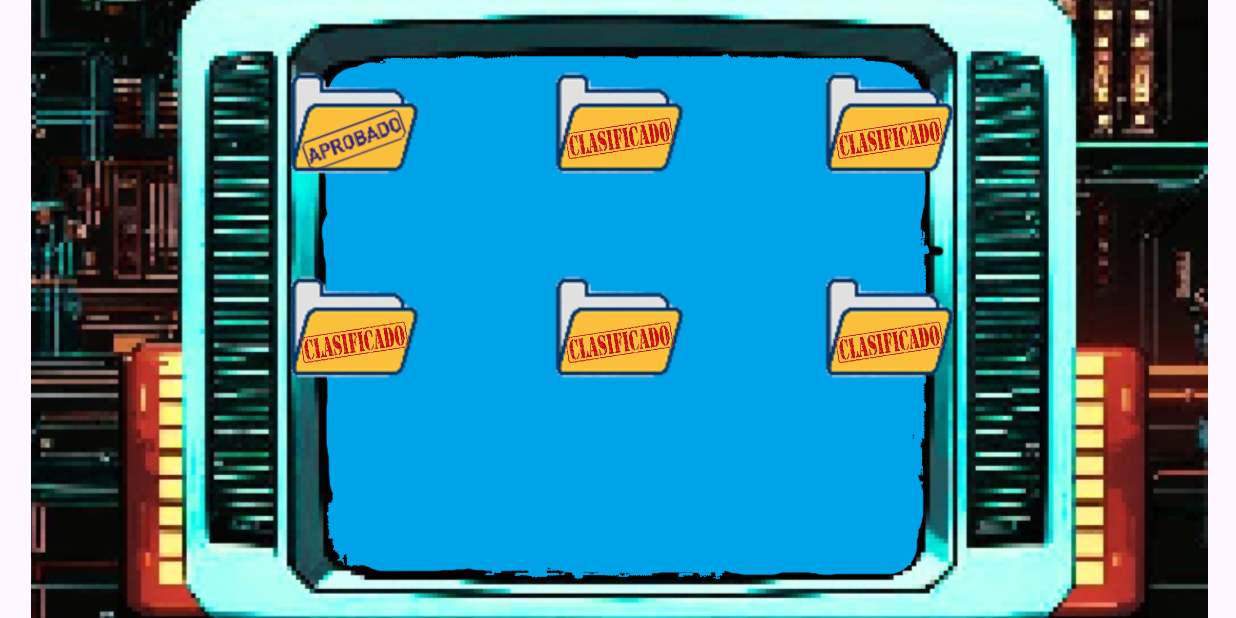
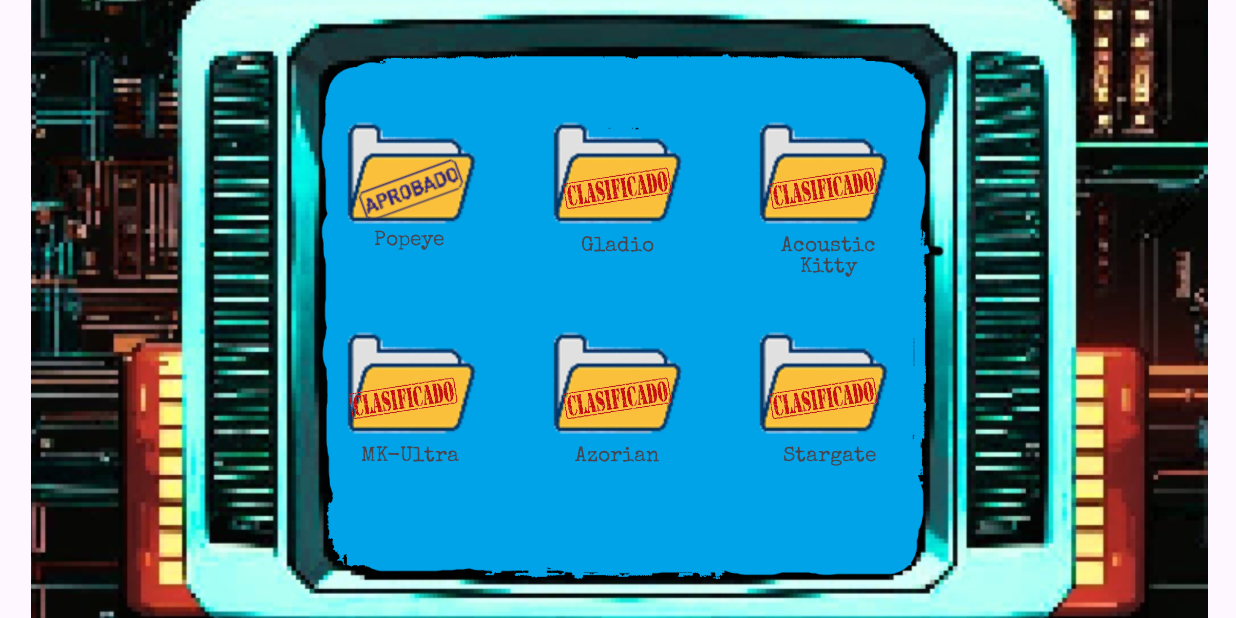
Before and after one commit to Maria7703/Videojuego, an Android app: the SiguienteActivity screen opened directly, with no data from a screen before it, on a phone screen of 824 x 412 dp (held sideways). Run offline under Robolectric (Android 15) with nearby library versions, the phone set to English and light mode, and no system bars.

Commit message:
imagenes de casos, arreglo en carpetas e interfaz de pausa

```diff
--- a/app/src/main/res/layout/adios.xml
+++ b/app/src/main/res/layout/adios.xml
@@ -17,12 +17,23 @@
         app:layout_constraintVertical_bias="0.512"
         app:srcCompat="@drawable/pantalla" />
 
+    <androidx.constraintlayout.widget.ConstraintLayout
+        android:layout_width="394dp"
+        android:layout_height="312dp"
+        app:layout_constraintBottom_toBottomOf="parent"
+        app:layout_constraintEnd_toEndOf="parent"
+        app:layout_constraintHorizontal_bias="0.498"
+        app:layout_constraintStart_toStartOf="parent"
+        app:layout_constraintTop_toTopOf="parent"
+        app:layout_constraintVertical_bias="0.494">
+
+
         <ImageButton
             android:id="@+id/carpeta1"
             android:layout_width="wrap_content"
             android:layout_height="wrap_content"
-        android:layout_marginStart="192dp"
-        android:layout_marginTop="48dp"
+            android:layout_marginStart="16dp"
+            android:layout_marginTop="32dp"
             android:background="@android:color/transparent"
             android:contentDescription="Siguiente"
             android:padding="0dp"
@@ -34,11 +45,12 @@
             android:id="@+id/carpeta2"
             android:layout_width="wrap_content"
             android:layout_height="wrap_content"
-        android:layout_marginTop="48dp"
+            android:layout_marginTop="32dp"
             android:background="@android:color/transparent"
             android:contentDescription="Siguiente"
             android:padding="0dp"
             app:layout_constraintEnd_toEndOf="parent"
+            app:layout_constraintHorizontal_bias="0.501"
             app:layout_constraintStart_toStartOf="parent"
             app:layout_constraintTop_toTopOf="parent"
             app:srcCompat="@drawable/carpetita" />
@@ -47,8 +59,8 @@
             android:id="@+id/carpeta3"
             android:layout_width="wrap_content"
             android:layout_height="wrap_content"
-        android:layout_marginTop="48dp"
-        android:layout_marginEnd="188dp"
+            android:layout_marginTop="32dp"
+            android:layout_marginEnd="16dp"
             android:background="@android:color/transparent"
             android:contentDescription="Siguiente"
             android:padding="0dp"
@@ -60,52 +72,53 @@
             android:id="@+id/carpeta4"
             android:layout_width="wrap_content"
             android:layout_height="wrap_content"
-        android:layout_marginStart="192dp"
-        android:layout_marginTop="68dp"
+            android:layout_marginStart="16dp"
+            android:layout_marginBottom="72dp"
             android:background="@android:color/transparent"
             android:contentDescription="Siguiente"
             android:padding="0dp"
+            app:layout_constraintBottom_toBottomOf="parent"
             app:layout_constraintStart_toStartOf="parent"
-        app:layout_constraintTop_toBottomOf="@+id/carpeta1"
             app:srcCompat="@drawable/carpetita" />
 
         <ImageButton
             android:id="@+id/carpeta5"
             android:layout_width="wrap_content"
             android:layout_height="wrap_content"
-        android:layout_marginTop="184dp"
+            android:layout_marginBottom="72dp"
             android:background="@android:color/transparent"
             android:contentDescription="Siguiente"
             android:padding="0dp"
+            app:layout_constraintBottom_toBottomOf="parent"
             app:layout_constraintEnd_toEndOf="parent"
+            app:layout_constraintHorizontal_bias="0.501"
             app:layout_constraintStart_toStartOf="parent"
-        app:layout_constraintTop_toTopOf="parent"
             app:srcCompat="@drawable/carpetita" />
 
         <ImageButton
             android:id="@+id/carpeta6"
             android:layout_width="wrap_content"
             android:layout_height="wrap_content"
-        android:layout_marginTop="184dp"
-        android:layout_marginEnd="188dp"
+            android:layout_marginEnd="16dp"
+            android:layout_marginBottom="72dp"
             android:background="@android:color/transparent"
             android:contentDescription="Siguiente"
             android:padding="0dp"
+            app:layout_constraintBottom_toBottomOf="parent"
             app:layout_constraintEnd_toEndOf="parent"
-        app:layout_constraintTop_toTopOf="parent"
             app:srcCompat="@drawable/carpetita" />
 
         <ImageView
             android:id="@+id/etiqueta1"
             android:layout_width="77dp"
             android:layout_height="46dp"
+            android:rotation="-20"
             app:layout_constraintBottom_toBottomOf="@+id/carpeta1"
             app:layout_constraintEnd_toEndOf="@+id/carpeta1"
             app:layout_constraintStart_toStartOf="@+id/carpeta1"
             app:layout_constraintTop_toTopOf="@+id/carpeta1"
             app:layout_constraintVertical_bias="1.0"
-        app:srcCompat="@drawable/aprobado"
-        android:rotation="-20"/>
+            app:srcCompat="@drawable/aprobado" />
 
         <ImageView
             android:id="@+id/etiqueta2"
@@ -134,10 +147,7 @@
             android:layout_width="77dp"
             android:layout_height="46dp"
             app:layout_constraintBottom_toBottomOf="@+id/carpeta4"
-        app:layout_constraintEnd_toEndOf="@+id/carpeta4"
             app:layout_constraintStart_toStartOf="@+id/carpeta4"
-        app:layout_constraintTop_toTopOf="@+id/carpeta4"
-        app:layout_constraintVertical_bias="1.0"
             app:srcCompat="@drawable/clasificado" />
 
         <ImageView
@@ -162,4 +172,80 @@
             app:layout_constraintVertical_bias="1.0"
             app:srcCompat="@drawable/clasificado" />
 
+        <TextView
+            android:id="@+id/tituloPopeye"
+            android:layout_width="78dp"
+            android:layout_height="18dp"
+            android:layout_marginStart="20dp"
+            android:fontFamily="@font/special_elite"
+            android:text="Popeye"
+            android:textAlignment="center"
+            app:layout_constraintStart_toStartOf="parent"
+            app:layout_constraintTop_toBottomOf="@+id/carpeta1" />
+
+        <TextView
+            android:id="@+id/tituloGladio"
+            android:layout_width="78dp"
+            android:layout_height="18dp"
+            android:layout_marginTop="4dp"
+            android:fontFamily="@font/special_elite"
+            android:text="Gladio"
+            android:textAlignment="center"
+            app:layout_constraintEnd_toEndOf="parent"
+            app:layout_constraintHorizontal_bias="0.503"
+            app:layout_constraintStart_toStartOf="parent"
+            app:layout_constraintTop_toBottomOf="@+id/carpeta2" />
+
+        <TextView
+            android:id="@+id/tituloAzorian"
+            android:layout_width="78dp"
+            android:layout_height="18dp"
+            android:layout_marginTop="4dp"
+            android:fontFamily="@font/special_elite"
+            android:text="Azorian"
+            android:textAlignment="center"
+            app:layout_constraintEnd_toEndOf="parent"
+            app:layout_constraintHorizontal_bias="0.503"
+            app:layout_constraintStart_toStartOf="parent"
+            app:layout_constraintTop_toBottomOf="@+id/carpeta5" />
+
+        <TextView
+            android:id="@+id/tituloKitty"
+            android:layout_width="72dp"
+            android:layout_height="35dp"
+            android:layout_marginTop="4dp"
+            android:layout_marginEnd="20dp"
+            android:fontFamily="@font/special_elite"
+            android:text="Acoustic Kitty"
+            android:textAlignment="center"
+            app:layout_constraintEnd_toEndOf="parent"
+            app:layout_constraintTop_toBottomOf="@+id/carpeta3" />
+
+        <TextView
+            android:id="@+id/tituloMK"
+            android:layout_width="78dp"
+            android:layout_height="18dp"
+            android:layout_marginStart="20dp"
+            android:layout_marginTop="4dp"
+            android:fontFamily="@font/special_elite"
+            android:text="MK-Ultra"
+            android:textAlignment="center"
+            app:layout_constraintStart_toStartOf="parent"
+            app:layout_constraintTop_toBottomOf="@+id/carpeta4" />
+
+        <TextView
+            android:id="@+id/tituloStargate"
+            android:layout_width="78dp"
+            android:layout_height="18dp"
+            android:layout_marginTop="4dp"
+            android:layout_marginEnd="16dp"
+            android:fontFamily="@font/special_elite"
+            android:text="Stargate"
+            android:textAlignment="center"
+            app:layout_constraintEnd_toEndOf="parent"
+            app:layout_constraintTop_toBottomOf="@+id/carpeta6" />
+
     </androidx.constraintlayout.widget.ConstraintLayout>
+
+
+</androidx.constraintlayout.widget.ConstraintLayout>
--- a/app/src/main/res/layout/demmo.xml
+++ b/app/src/main/res/layout/demmo.xml
@@ -853,7 +853,7 @@
         android:layout_height="match_parent"
         tools:layout_editor_absoluteX="136dp"
         tools:layout_editor_absoluteY="16dp"
-        android:visibility="gone">
+        android:visibility="visible">
 
         <ImageView
             android:id="@+id/fondoHoja5"
--- a/app/src/main/res/values/colors.xml
+++ b/app/src/main/res/values/colors.xml
@@ -4,4 +4,5 @@
     <color name="white">#FFFFFFFF</color>
     <color name="foto">#A8A8A8</color>
     <color name="letra">#192B85</color>
+    <color name="anuncio">#C0121212</color>
 </resources>
```
Also changed, not shown: app/src/main/res/layout/pausa.xml (added, +77 -0 lines), app/src/main/res/drawable/azorian.png (added), app/src/main/res/drawable/botonajustes.png (added), app/src/main/res/drawable/botonmenu.png (added), app/src/main/res/drawable/botonreaunudar.png (added), app/src/main/res/drawable/botonreiniciar.png (added), app/src/main/res/drawable/gladio.png (added), app/src/main/res/drawable/kitty.png (added), app/src/main/res/drawable/mkultra.png (added), app/src/main/res/drawable/popeye.png (added), app/src/main/res/drawable/stargate.png (added). Lines whose indentation alone changed are shown as unchanged.
